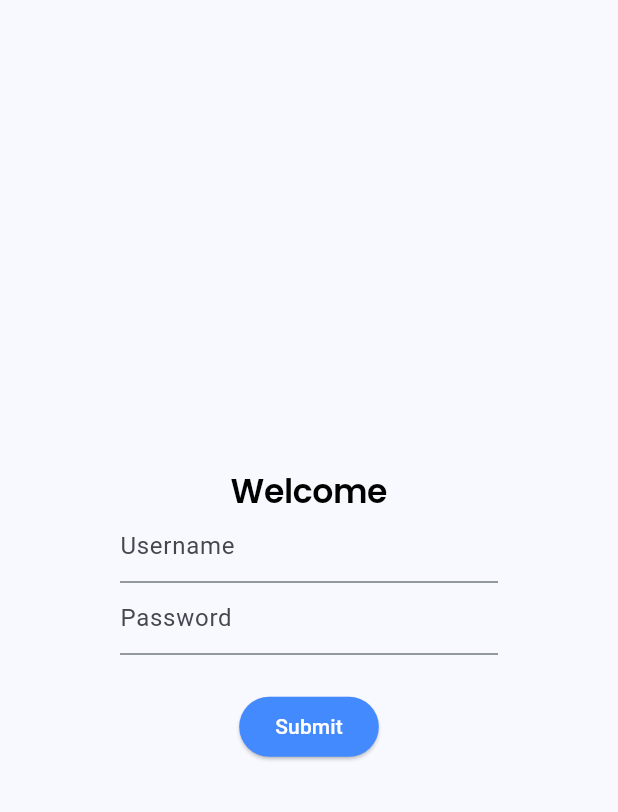
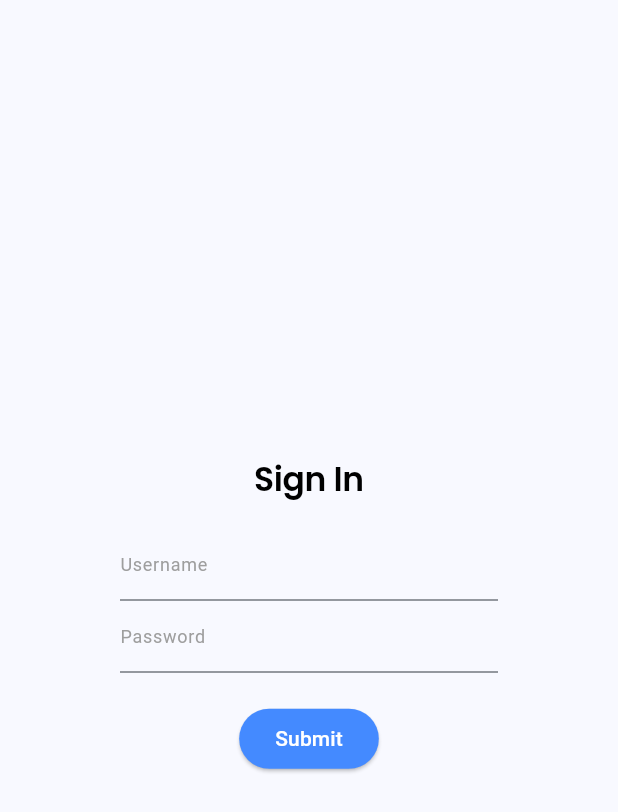
Before and after one commit to raydenchan/flutter_provider_catalogue, a Flutter app: the screen it shows after launch, on a phone screen of 412 x 824 dp. Shown: the top 812 px of the screen. Run offline on Flutter 3.47's test engine with Material 3 defaults, Android fonts, the phone set to English and light mode, and no system bars; our stand-ins replace go_router, google_fonts.

Commit message:
minor update on login page

```diff
--- a/lib/login.dart
+++ b/lib/login.dart
@@ -14,14 +14,27 @@ class LoginPage extends StatelessWidget {
             mainAxisAlignment: MainAxisAlignment.center,
             children: [
               Text(
-                'Welcome',
+                'Sign In',
                 style: Theme.of(context).textTheme.displayLarge,
+              ),
+
+              // Spacing
+              const SizedBox(
+                height: 20,
               ),
 
               // Username textfield
               TextFormField(
                 decoration: const InputDecoration(
                   hintText: 'Username',
+                  hintStyle: TextStyle(
+                    color: Colors.grey,
+                    fontSize: 12,
+                  ),
+                ),
+                style: const TextStyle(
+                  color: Colors.black,
+                  fontSize: 12,
                 ),
               ),
 
@@ -29,17 +42,27 @@ class LoginPage extends StatelessWidget {
               TextFormField(
                 decoration: const InputDecoration(
                   hintText: 'Password',
+                  hintStyle: TextStyle(
+                    color: Colors.grey,
+                    fontSize: 12,
+                  ),
+                ),
+                style: const TextStyle(
+                  color: Colors.black,
+                  fontSize: 12,
                 ),
                 obscureText: true,
               ),
+
+              // Spacing
               const SizedBox(
-                height: 24,
+                height: 20,
               ),
 
               // Submit button
               ElevatedButton(
                 onPressed: () {
-                  context.pushReplacement('/homepage');
+                  context.pushReplacement('/catalog');
                 },
                 style: ElevatedButton.styleFrom(
                   backgroundColor: Colors.blueAccent,
--- a/lib/router.dart
+++ b/lib/router.dart
@@ -1,6 +1,7 @@
 import 'package:flutter/material.dart';
 import 'package:go_router/go_router.dart';
-import 'homepage.dart';
+import 'catalog.dart';
+import 'cart.dart';
 import 'login.dart';
 
 final router = GoRouter(
@@ -12,9 +13,14 @@ final router = GoRouter(
           return const LoginPage();
         }),
     GoRoute(
-        path: '/homepage',
+        path: '/catalog',
         builder: (BuildContext context, GoRouterState state) {
-          return const Homepage();
+          return const CatalogPage();
+        }),
+    GoRoute(
+        path: '/cart',
+        builder: (BuildContext context, GoRouterState state) {
+          return const CartPage();
         }),
   ],
 );
--- a/lib/theme.dart
+++ b/lib/theme.dart
@@ -9,5 +9,16 @@ final theme = ThemeData(
       fontSize: 22,
       color: Colors.black,
     ),
+    displaySmall: GoogleFonts.poppins(
+      fontWeight: FontWeight.w400,
+      fontSize: 12,
+      color: Colors.black,
+    ),
+    // Customizing or adding new names (this is your custom category)
+    bodySmall: GoogleFonts.poppins(
+      fontWeight: FontWeight.w500,
+      fontSize: 12,
+      color: Colors.grey,
+    ),
   ),
 );
```
Also changed, not shown: lib/cart.dart (added, +17 -0 lines), lib/catalog.dart (added, +17 -0 lines).
